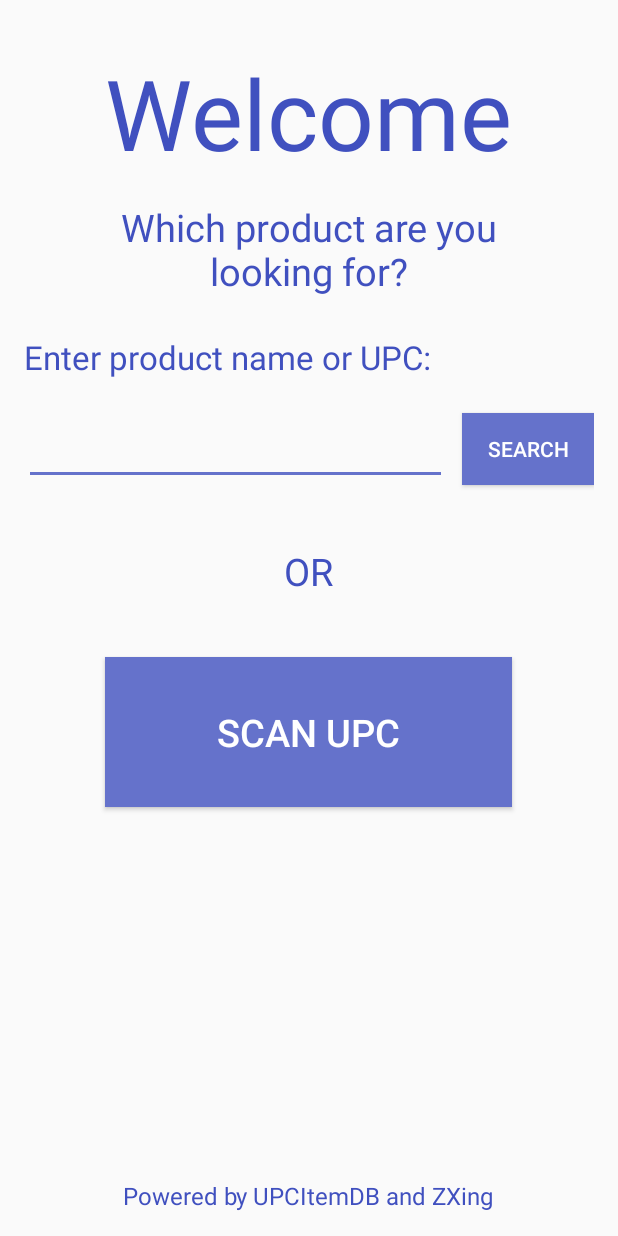
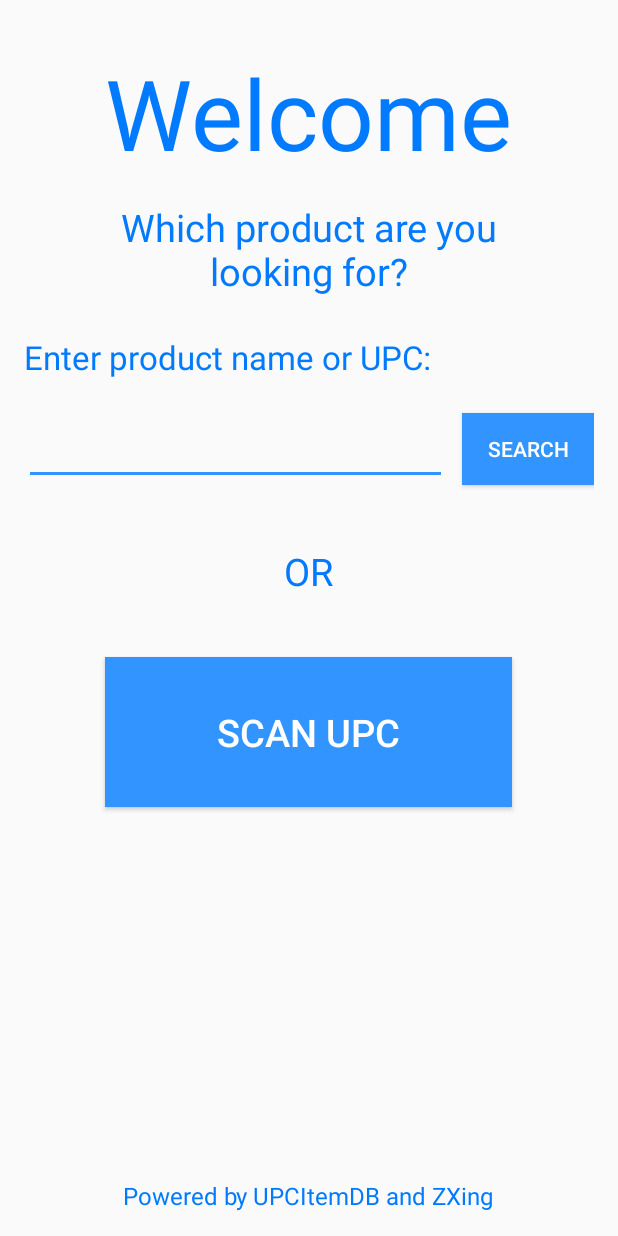
Before and after one commit to klyushnik/upcItemDB_Client, an Android app: the screen it shows after launch (MainActivity), on a phone screen of 412 x 824 dp. Run offline under Robolectric (Android 15) with nearby library versions, the light colour scheme and no system bars; libraries missing offline, so code that uses them is left out: com.google.zxing.client.

Commit message:
update wip 3

```diff
--- a/app/build.gradle
+++ b/app/build.gradle
@@ -22,6 +22,7 @@ android {
 dependencies {
     compile fileTree(dir: 'libs', include: ['*.jar'])
     testCompile 'junit:junit:4.12'
+    compile project(':zxing')
     compile 'com.android.support:appcompat-v7:24.1.1'
     compile 'com.android.support:support-v4:24.1.1'
 }
--- a/app/src/main/AndroidManifest.xml
+++ b/app/src/main/AndroidManifest.xml
@@ -1,6 +1,8 @@
 <?xml version="1.0" encoding="utf-8"?>
 <manifest xmlns:android="http://schemas.android.com/apk/res/android"
     package="com.rasputinstudios.upcitemdbclient">
+    <uses-permission android:name="android.permission.CAMERA" />
+    <uses-permission android:name="android.permission.INTERNET" />
 
     <application
         android:allowBackup="true"
--- a/app/src/main/java/com/rasputinstudios/upcitemdbclient/ResultContainerActivity.java
+++ b/app/src/main/java/com/rasputinstudios/upcitemdbclient/ResultContainerActivity.java
@@ -39,6 +39,10 @@ public class ResultContainerActivity extends AppCompatActivity {
             jsonArray = jsonObject.getJSONArray("items");
             for (int i = 0; i < jsonArray.length(); i++){
                 JSONObject obj = jsonArray.getJSONObject(i);
+
+                //TODO: Get the "offers" array from obj and set it up the same way as "items" array
+                //TODO: Rewrite ProductItem to get rid of vendorUrlPrice because fuck navigating through a 3d array
+
                 String name = obj.getString("title");
                 String description = obj.getString("description");
                 String upc = obj.getString("upc");
--- a/app/src/main/res/layout/activity_main.xml
+++ b/app/src/main/res/layout/activity_main.xml
@@ -93,7 +93,8 @@
         android:layout_alignStart="@+id/textView"
         android:textColor="@android:color/white"
         android:background="@color/colorButton"
-        android:textSize="25sp" />
+        android:textSize="25sp"
+        android:onClick="scan" />
 
     <TextView
         android:layout_width="wrap_content"
--- a/app/src/main/res/layout/activity_result_container.xml
+++ b/app/src/main/res/layout/activity_result_container.xml
@@ -17,5 +17,7 @@
         android:layout_width="match_parent"
         android:layout_height="match_parent"
         android:id="@+id/resultListView"
-        android:layout_gravity="center_horizontal" />
+        android:layout_gravity="center_horizontal"
+        android:dividerHeight="0dp"
+        android:divider="#00ffffff" />
 </LinearLayout>
--- a/app/src/main/res/values/colors.xml
+++ b/app/src/main/res/values/colors.xml
@@ -1,8 +1,9 @@
 <?xml version="1.0" encoding="utf-8"?>
 <resources>
-    <color name="colorPrimary">#4050bf</color>
-    <color name="colorPrimaryDark">#4050bf</color>
-    <color name="colorAccent">#6572cb</color>
-    <color name="colorButton">#6572cb</color>
-    <color name="colorText">#4050bf</color>
+    <color name="colorPrimary">#007aff</color>
+    <color name="colorPrimaryDark">#007aff</color>
+    <color name="colorAccent">#3294ff</color>
+    <color name="colorButton">#3294ff</color>
+    <color name="colorText">#007aff</color>
+    <color name="colorListViewTint">#d9ebff</color>
 </resources>
--- a/app/src/main/res/values/strings.xml
+++ b/app/src/main/res/values/strings.xml
@@ -12,4 +12,7 @@
     <string name="error_Empty">None Specified</string>
     <string name="error_NoConnection">No connection. Try again later.</string>
     <string name="error_NoItems">No items in the list</string>
+
+    <!-- TODO: Remove or change this placeholder text -->
+    <string name="hello_blank_fragment">Hello blank fragment</string>
 </resources>
```
Also changed, not shown: app/src/main/java/com/rasputinstudios/upcitemdbclient/ItemDetails.java (added, +108 -0 lines), app/src/main/java/com/rasputinstudios/upcitemdbclient/MainActivity.java (+25 -0 lines), app/src/main/java/com/rasputinstudios/upcitemdbclient/RowAdapter.java (+10 -1 lines), app/src/main/res/layout/fragment_item_details.xml (added, +13 -0 lines), app/src/main/res/layout/product_item.xml (+11 -10 lines).
